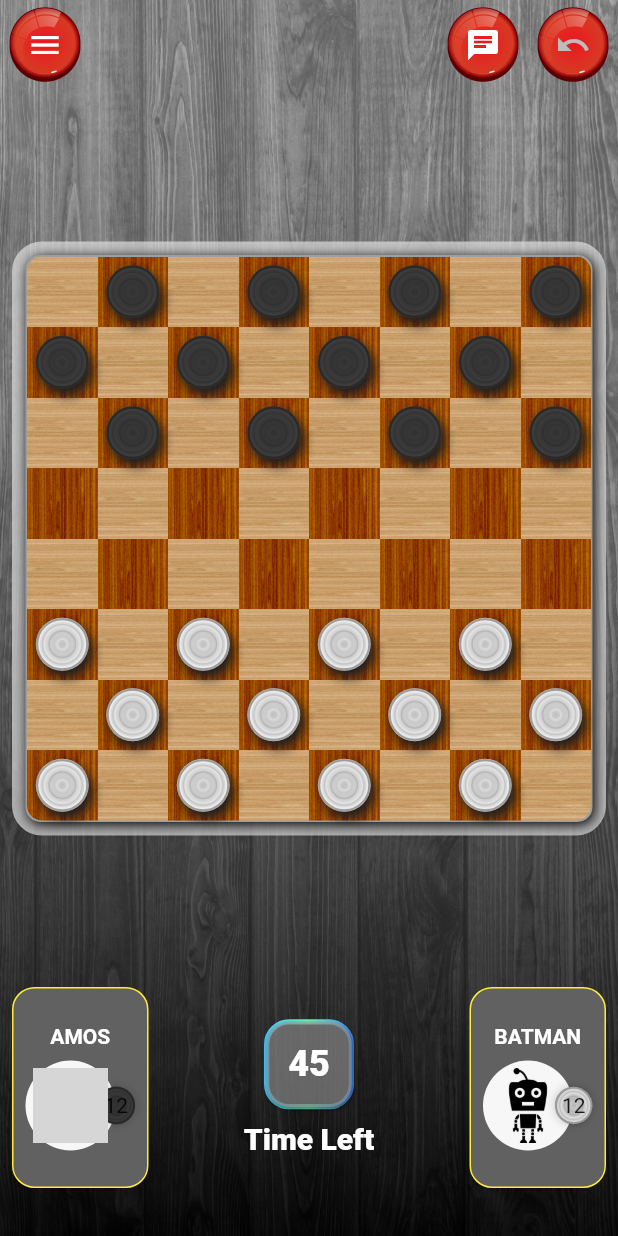
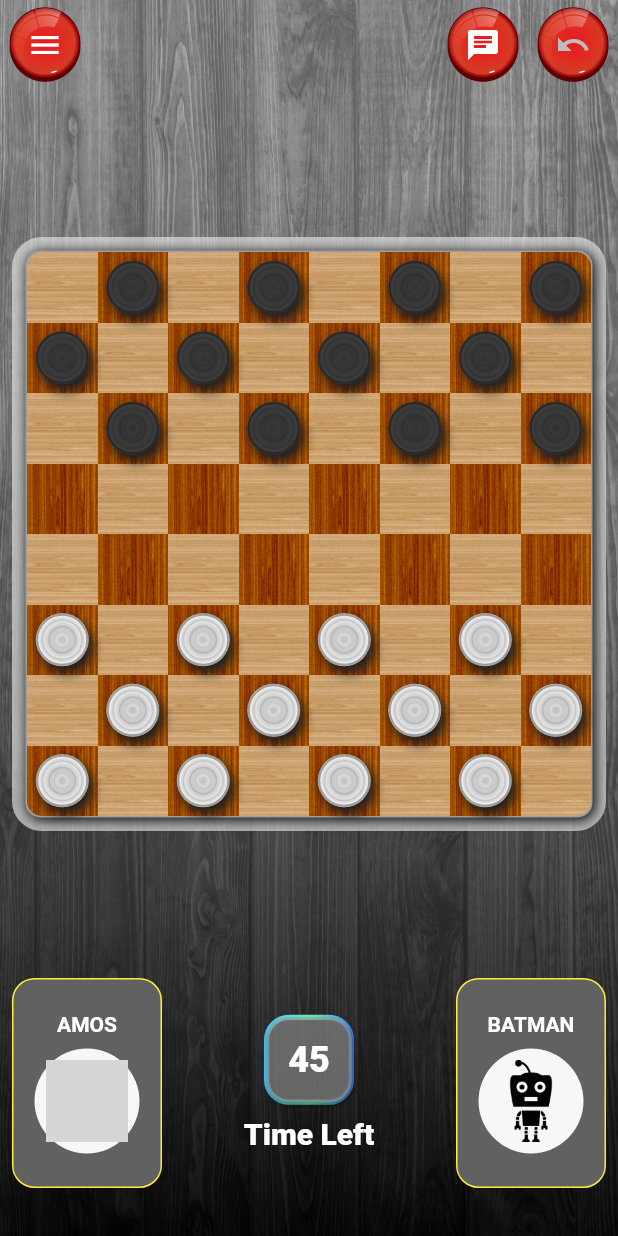
Before and after one commit to amospdev/CheckersGame, a Flutter app: the screen it shows after launch, on a phone screen of 412 x 824 dp. Run offline on Flutter 3.47's test engine with Material 2 defaults, Android fonts, the phone set to English and light mode, and no system bars; drawn by our look-alikes of flutter_animate; our stand-ins replace flutter_svg, lottie; grey boxes are pictures that could not be loaded.

Commit message:
continue to implement the strategy pattern

```diff
--- a/lib/game/pawns_operation.dart
+++ b/lib/game/pawns_operation.dart
@@ -1,4 +1,3 @@
-
 import 'package:flutter/material.dart';
 import 'package:untitled/data/cell_details.dart';
 import 'package:untitled/data/pawn.dart';
@@ -14,11 +13,13 @@ class PawnsOperation {
 
   static final List<Color> PLAYER_TWO_LIGHT = [Colors.white, Colors.yellow];
 
-  static Color get playerOneDarkColor => PLAYER_ONE_DARK.first;
+  static Color get playerOnePawnDarkColor => PLAYER_ONE_DARK.first;
+  static Color get playerOnePawnTextLightColor => Colors.white;
+  static Color get playerTwoPawnTextDarkColor => Colors.black;
 
   // PLAYER_ONE_DARK[Random().nextInt(PLAYER_ONE_DARK.length)];
 
-  static Color get playerTwoLightColor =>
+  static Color get playerTwoPawnLightColor =>
       // PLAYER_ONE_DARK[Random().nextInt(PLAYER_ONE_DARK.length)];
       PLAYER_TWO_LIGHT.first;
 
@@ -34,8 +35,8 @@ class PawnsOperation {
               index: pawns.length,
               column: column,
               color: cellDeatils.isWhite
-                  ? PawnsOperation.playerTwoLightColor
-                  : PawnsOperation.playerOneDarkColor,
+                  ? PawnsOperation.playerTwoPawnLightColor
+                  : PawnsOperation.playerOnePawnDarkColor,
               isKing: cellDeatils.isKing));
         }
       }
@@ -71,11 +72,22 @@ class PawnsOperation {
 
 class PawnStatus {
   final int totalPawns;
+  final int totalKingPawns;
   final bool isCurrPlayer;
 
   String get totalPawnsText => totalPawns.toString();
 
-  PawnStatus({this.totalPawns = 0, this.isCurrPlayer = false});
+  String get totalKingPawnsText => totalKingPawns.toString();
+
+  PawnStatus(
+      {this.totalPawns = 0,
+      this.totalKingPawns = 0,
+      this.isCurrPlayer = false});
+
+  @override
+  String toString() {
+    return 'PawnStatus{totalPawns: $totalPawns, totalKingPawns: $totalKingPawns, isCurrPlayer: $isCurrPlayer}';
+  }
 }
 
 class StatusGame {
@@ -93,10 +105,14 @@ class StatusGame {
       this.totalWithePawns = 0});
 
   PawnStatus get blackPawnStatus => PawnStatus(
-      totalPawns: allBlackPawns, isCurrPlayer: currPlayer == CellType.BLACK);
+      totalPawns: allBlackPawns,
+      totalKingPawns: totalBlackKings,
+      isCurrPlayer: currPlayer == CellType.BLACK);
 
   PawnStatus get whitePawnStatus => PawnStatus(
-      totalPawns: allWithePawns, isCurrPlayer: currPlayer == CellType.WHITE);
+      totalPawns: allWithePawns,
+      totalKingPawns: totalWitheKings,
+      isCurrPlayer: currPlayer == CellType.WHITE);
 
   bool get isBlackPlayerWin => allWithePawns == 0;
 
--- a/lib/game_view_model.dart
+++ b/lib/game_view_model.dart
@@ -68,6 +68,9 @@ class GameViewModel extends ChangeNotifier {
   void _setGameStatus() {
     StatusGame summarizerPawns = pawnsOperation
         .pawnsSummarize(_checkersBoard.board, _checkersBoard.player);
+
+
+    print("VM _setGameStatus");
 
     _blackPawnStatus.value = summarizerPawns.blackPawnStatus;
     _whitePawnStatus.value = summarizerPawns.whitePawnStatus;
--- a/lib/main.dart
+++ b/lib/main.dart
@@ -136,7 +136,13 @@ class GameBoardState extends State<GameBoard> with TickerProviderStateMixin {
     final innerBoardSize = cellSize * CheckersBoard.sizeBoard;
 
     return Scaffold(
-      body: SizedBox(
+      body: WillPopScope(
+        onWillPop: () async {
+          // Handle the back button press
+          // Return true to allow the app to be closed, false to prevent closure
+          return false;
+        },
+        child: SizedBox(
           height: MediaQuery.of(context).size.height,
           child: Stack(
             children: [
@@ -181,26 +187,24 @@ class GameBoardState extends State<GameBoard> with TickerProviderStateMixin {
             ],
           ),
         ),
+      ),
     );
   }
 
-  Widget _pawnStatusChangeAnimate(
-      {required Color pawnColor, required PawnStatus pawnStatus}) {
-    return Animate(
-      key: ValueKey(pawnStatus.totalPawnsText),
-      effects: const [
-        FlipEffect(
-          duration: Duration(milliseconds: 200),
-          alignment: Alignment.center,
-          begin: 1,
-          end: 2, // 2 * pi for a full rotation
-        )
-      ],
-      child: Container(
+  Widget _pawnStatusChange({
+    required Color pawnColor,
+    required Color pawnTextColor,
+    required PawnStatus pawnStatus,
+  }) {
+    double pawnSize = 45;
+    double pawnTextScaleFactor = 0.41;
+    return SizedBox(
       width: 73,
       height: 60,
-        alignment: Alignment.centerRight,
-        child: Stack(
+      child: Column(
+        mainAxisAlignment: MainAxisAlignment.spaceAround,
+        children: [
+          Stack(
             alignment: Alignment.center,
             children: [
               PawnPiece(
@@ -208,40 +212,46 @@ class GameBoardState extends State<GameBoard> with TickerProviderStateMixin {
                 isKing: false,
                 isShadow: false,
                 pawnId: "pawnId",
-                size: 25),
-            Text(pawnStatus.totalPawnsText)
+                size: pawnSize,
+                isShowAnimation: false,
+              ),
+              Text(
+                pawnStatus.totalPawnsText,
+                style: TextStyle(
+                    color: pawnTextColor,
+                    fontSize: pawnSize * pawnTextScaleFactor,
+                    fontWeight: FontWeight.w500),
+              ),
             ],
           ),
+          Stack(
+            alignment: Alignment.center,
+            children: [
+              PawnPiece(
+                pawnColor: pawnColor,
+                isKing: true,
+                isShadow: false,
+                pawnId: "pawnId",
+                size: pawnSize,
+                isShowAnimation: false,
+              ),
+              Text(
+                pawnStatus.totalKingPawnsText,
+                style: TextStyle(
+                    color: pawnTextColor,
+                    fontSize: pawnSize * pawnTextScaleFactor,
+                    fontWeight: FontWeight.w500),
+              ),
+            ],
+          ),
+        ],
       ),
     );
   }
 
-  Widget _pawnStatusChange(
-          {required Color pawnColor, required PawnStatus pawnStatus}) =>
-      _pawnStatusChangeAnimate(pawnColor: pawnColor, pawnStatus: pawnStatus);
-
-  Widget _player(
-          {required Color pawnColor,
-          required String avatarPath,
-          required String playerName,
-          required ValueNotifier<PawnStatus> pawnStatusValueNotifier}) =>
-      Container(
-        padding: const EdgeInsets.only(left: 8, top: 24, right: 8, bottom: 24),
-        decoration: BoxDecoration(
-          color: Colors.grey.shade700,
-          borderRadius: BorderRadius.circular(15),
-          border: Border.all(
-            color: Colors.yellow, // Green border
-            width: 1.0,
-          ),
-        ),
-        alignment: Alignment.centerLeft,
-        child: ValueListenableBuilder<PawnStatus>(
-          valueListenable: pawnStatusValueNotifier,
-          builder: (ctx, pawnStatus, _) {
-            return Column(
+  Widget _player({required String avatarPath, required String playerName}) =>
+      Column(
         mainAxisAlignment: MainAxisAlignment.center,
-              mainAxisSize: MainAxisSize.min,
         children: [
           Padding(
             padding: const EdgeInsets.only(bottom: 8.0),
@@ -251,26 +261,17 @@ class GameBoardState extends State<GameBoard> with TickerProviderStateMixin {
                   color: Colors.white, fontWeight: FontWeight.w700),
             ),
           ),
-                Stack(
-                  children: [
           _circleAvatarPlayer(filePath: avatarPath),
-                    _pawnStatusChange(
-                        pawnColor: pawnColor, pawnStatus: pawnStatus)
         ],
-                ),
-              ],
-            );
-          },
-        ),
       );
 
   Widget _circleAvatarPlayer({required filePath}) {
     return CircleAvatar(
-      radius: 30.0, // Adjust the radius as needed
+      radius: 35.0, // Adjust the radius as needed
       backgroundColor: Colors.white.withOpacity(0.95),
       child: Image.asset(
         filePath,
-        height: 50,
+        height: 55,
       ),
     );
   }
@@ -433,20 +434,62 @@ class GameBoardState extends State<GameBoard> with TickerProviderStateMixin {
         child: Row(
           mainAxisAlignment: MainAxisAlignment.spaceBetween,
           children: [
-            _player(
+            _playerPager(
+                avatarPath: 'assets/avatar_player.png',
                 playerName: 'AMOS',
-                avatarPath: 'assets/avatar_player.png',
-                pawnColor: PawnsOperation.playerOneDarkColor,
+                pawnColor: PawnsOperation.playerOnePawnDarkColor,
+                pawnTextColor: PawnsOperation.playerOnePawnTextLightColor,
                 pawnStatusValueNotifier: gameViewModel.blackPawnStatus),
+
             const TurnTimer(),
-            _player(
+            _playerPager(
+                avatarPath: 'assets/bot_1.png',
                 playerName: 'BATMAN',
-                avatarPath: 'assets/bot_1.png',
-                pawnColor: PawnsOperation.playerTwoLightColor,
-                pawnStatusValueNotifier: gameViewModel.whitePawnStatus),
+                pawnTextColor: PawnsOperation.playerTwoPawnTextDarkColor,
+                pawnColor: PawnsOperation.playerTwoPawnLightColor,
+                pawnStatusValueNotifier: gameViewModel.whitePawnStatus)
+            // Wrap PageView with SizedBox to constrain its height
           ],
         ),
       ),
     );
   }
+
+  Widget _playerPager(
+      {required String avatarPath,
+      required Color pawnTextColor,
+      required String playerName,
+      required Color pawnColor,
+      required ValueNotifier<PawnStatus> pawnStatusValueNotifier}) {
+    return Container(
+      height: 140,
+      width: 100,
+      decoration: BoxDecoration(
+        color: Colors.grey.shade700,
+        borderRadius: BorderRadius.circular(15),
+        border: Border.all(
+          color: Colors.yellow, // Green border
+          width: 1.0,
+        ),
+      ),
+      child: PageView(
+        // Customize the PageView widget as needed
+        children: [
+          _player(
+            playerName: playerName,
+            avatarPath: avatarPath,
+          ),
+          ValueListenableBuilder<PawnStatus>(
+            valueListenable: pawnStatusValueNotifier,
+            builder: (ctx, pawnStatus, _) {
+              return _pawnStatusChange(
+                  pawnColor: pawnColor,
+                  pawnStatus: pawnStatus,
+                  pawnTextColor: pawnTextColor);
+            },
+          ),
+        ],
+      ),
+    );
   }
+}
--- a/lib/ui/widgets/pawn/pawn_piece.dart
+++ b/lib/ui/widgets/pawn/pawn_piece.dart
@@ -9,11 +9,13 @@ class PawnPiece extends StatelessWidget {
   final bool isShadow;
   final String pawnId;
   final double factorRadius;
+  final bool isShowAnimation;
 
   const PawnPiece(
       {required this.pawnColor,
       required this.isKing,
       this.isShadow = true,
+      this.isShowAnimation = true,
       this.factorRadius = 1,
       required this.pawnId,
       required this.size,
@@ -40,7 +42,10 @@ class PawnPiece extends StatelessWidget {
                 factorRadius: factorRadius),
           )),
           isKing
-              ? CrownAnimation(pawnId: pawnId, isKing: isKing)
+              ? CrownAnimation(
+                  pawnId: pawnId,
+                  isKing: isKing,
+                  isShowAnimation: isShowAnimation)
               : const SizedBox(),
         ],
       );
```
Also changed, not shown: lib/ui/widgets/crown_animation.dart (+8 -2 lines). Lines whose indentation alone changed are shown as unchanged.
